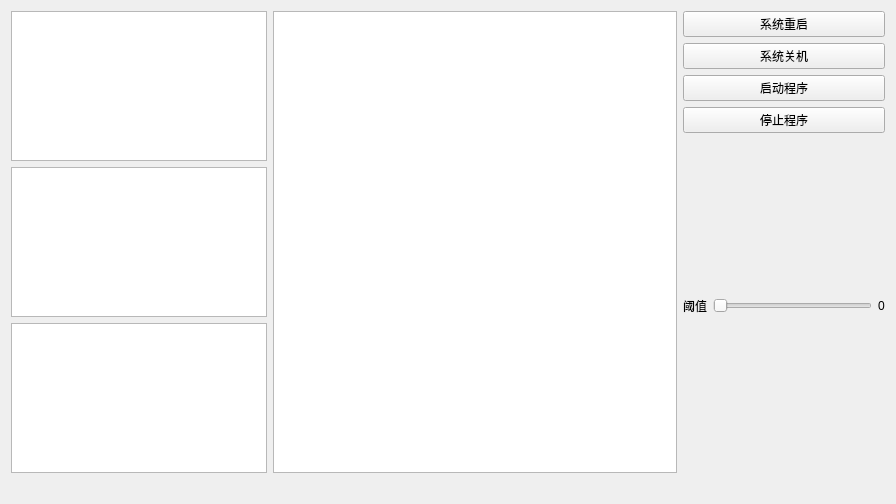
Old version of the form assets/app_with_deeplearning.ui in the repository neoluxis/2025_electronic_design.
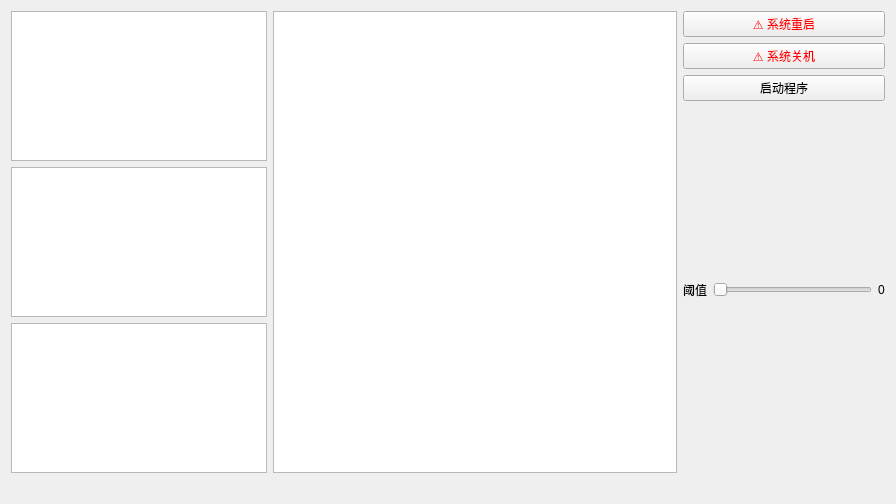
New version of the form.

Commit message: update ui for apps with dl

The edit to the form file:
```diff
--- a/assets/app_with_deeplearning.ui
+++ b/assets/app_with_deeplearning.ui
@@ -43,15 +43,21 @@
         <layout class="QVBoxLayout" name="viewBtns">
          <item>
           <widget class="QPushButton" name="btnReboot">
+           <property name="styleSheet">
+            <string notr="true">color: rgb(255, 0, 4);</string>
+           </property>
            <property name="text">
-            <string>系统重启</string>
+            <string>⚠️ 系统重启</string>
            </property>
           </widget>
          </item>
          <item>
           <widget class="QPushButton" name="btnPoweroff">
+           <property name="styleSheet">
+            <string notr="true">color: rgb(255, 0, 4);</string>
+           </property>
            <property name="text">
-            <string>系统关机</string>
+            <string>⚠️ 系统关机</string>
            </property>
           </widget>
          </item>
@@ -62,13 +68,6 @@
            </property>
           </widget>
          </item>
-         <item>
-          <widget class="QPushButton" name="btnStop">
-           <property name="text">
-            <string>停止程序</string>
-           </property>
-          </widget>
-         </item>
         </layout>
        </item>
        <item>
```
Left out of the diff: 2 changed lines with no effect on the pictures.
